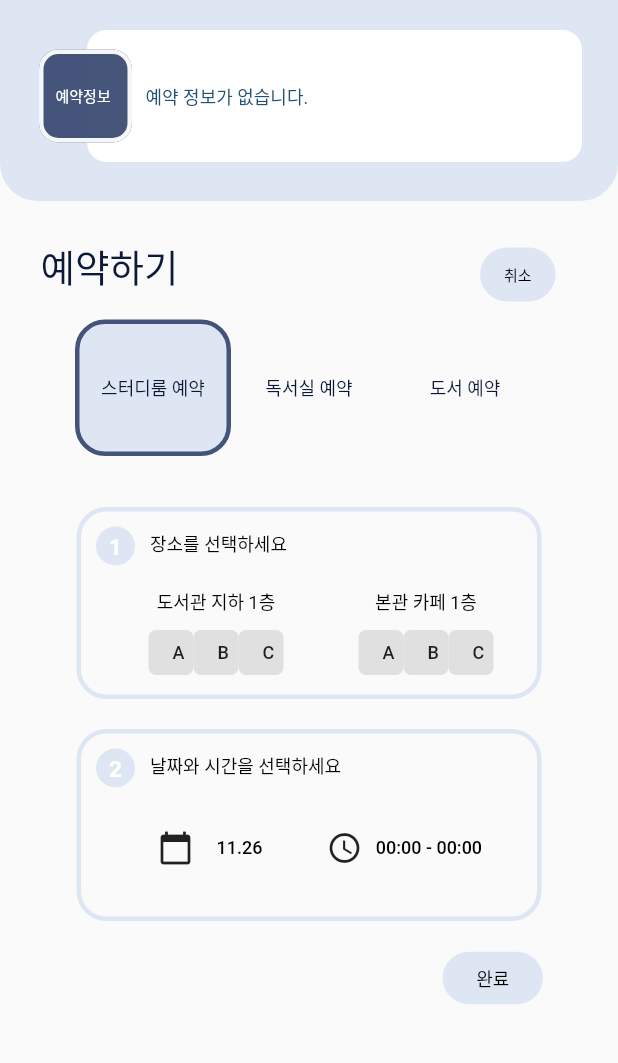
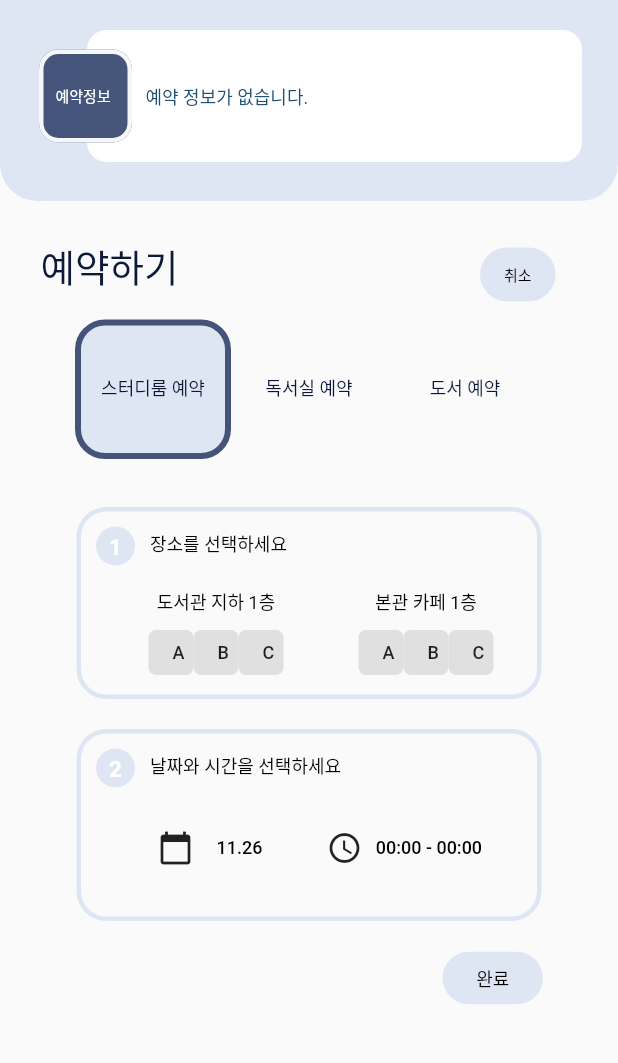
Before and after one commit to suzumsz/Everything_Jeon, a Flutter app: the ReservationAppPage screen opened directly, on a phone screen of 412 x 824 dp, the part 138-1201 px from its top. Run offline on Flutter 3.47's test engine with Material 2 defaults, Android fonts, the phone set to English and light mode, and no system bars; our stand-ins replace circular_check_box, cloud_firestore, firebase_auth, firebase_core, flutter_calendar_carousel, image_picker; missing offline and left inert: adobe_xd, flutter_barcode_scanner, syncfusion_flutter_barcodes; accounts and stored records are empty; Roboto replaces fonts that are missing (DX유니고딕 20).

Commit message:
[나의 예약] indicator 디테일 수정 + 예약정보 vertical 바 추가

```diff
--- a/lib/ReservationPage.dart
+++ b/lib/ReservationPage.dart
@@ -293,11 +293,11 @@ class MyApp extends State<ReservationAppPage>
       margin: EdgeInsets.only(top: 305, left: 50, right: 50),
       child: TabBar(
         controller: _tabController,
-        indicatorWeight: 1,
+        indicatorWeight: 3,
         indicator: BoxDecoration(
           color: PrimaryColor,
           borderRadius: BorderRadius.circular(20),
-          border: Border.all(width: 3.0, color: BorderColor),
+          border: Border.all(width: 4.0, color: BorderColor),
         ),
         labelColor: TextColor,
         unselectedLabelColor: TextColor,
@@ -495,6 +495,16 @@ class MyApp extends State<ReservationAppPage>
             ),
           ),
         ),
+        Visibility(
+            visible: textVisible2,
+            child: Transform.translate(
+              offset: Offset(230.0, 117.0),
+              child: VerticalDivider(
+                thickness: 2.0,
+                color: Colors.grey[300],
+                endIndent: 702.0,
+              ),
+            )),
         Visibility(
           visible: textVisible2,
           child: Transform.translate(
```
